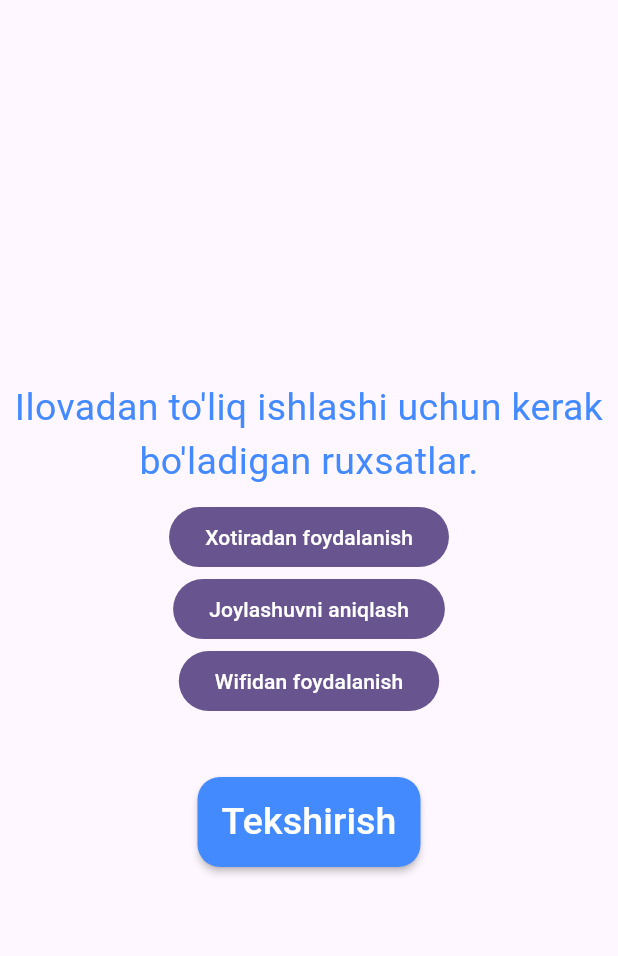
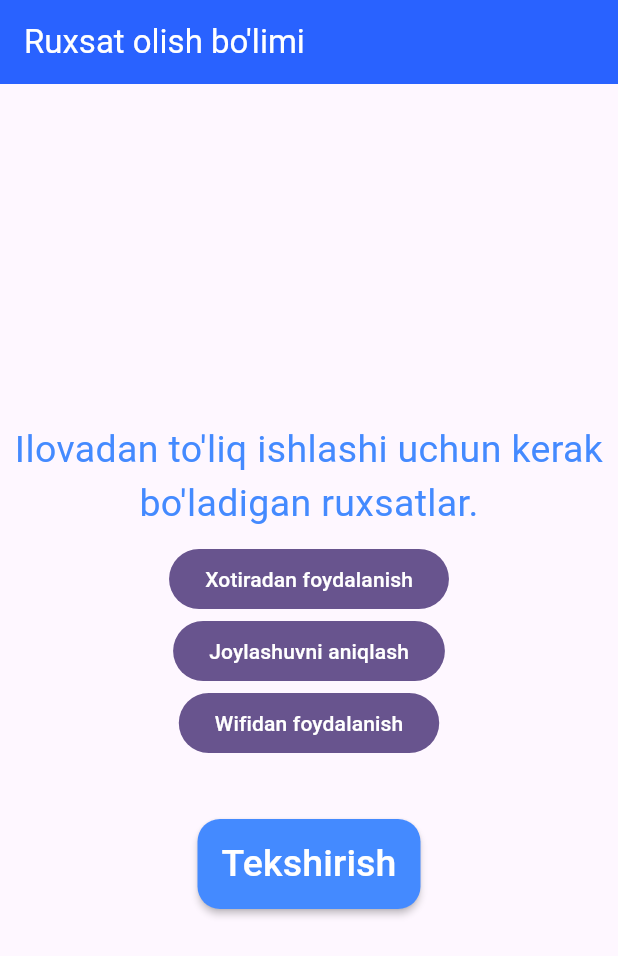
Before and after one commit to GR-Diyor/localshare, a Flutter app: the screen it shows after launch, on a phone screen of 412 x 824 dp. Shown: the top 956 px of the screen. Run offline on Flutter 3.47's test engine with Material 3 defaults, Android fonts, the phone set to English and light mode, and no system bars; our stand-ins replace flutter_custom_clippers; missing offline and left inert: flutter_p2p_connection.

```diff
--- /dev/null
+++ b/lib/core/config/color.dart
@@ -0,0 +1,11 @@
+import 'package:flutter/material.dart';
+
+class AppColor{
+  static Color primaryBackgroundColor = Colors.blueAccent.shade700;
+
+
+  //primary text color
+static Color primaryColor = Colors.white;
+ //secondary text color
+static Color secondaryColor = Colors.blueAccent;
+}
--- /dev/null
+++ b/lib/core/config/string.dart
@@ -0,0 +1,18 @@
+class AppString{
+  //appname
+  static String name = 'Local share';
+
+  // permission page
+  static String persmissionText = "Ruxsat olish bo'limi";
+  static String appUsePermissionText = "Ilovadan to'liq ishlashi uchun kerak bo'ladigan ruxsatlar.";
+  static String useMemory = "Xotiradan foydalanish";
+  static String findLocation = "Joylashuvni aniqlash";
+  static String useWifi = "Wifidan foydalanish";
+  static String checkPermissions = "Tekshirish";
+  static String ip = "ip:";
+
+
+  // home page
+static String recieve = "Recieve";
+static String send = "Send";
+}
--- a/lib/main.dart
+++ b/lib/main.dart
@@ -1,5 +1,7 @@
 import 'package:flutter/material.dart';
 import 'package:localshare/pages/permission_page.dart';
+
+import 'core/config/string.dart';
 
 void main() {
   runApp(const MyApp());
@@ -10,7 +12,7 @@ class MyApp extends StatelessWidget {
   @override
   Widget build(BuildContext context) {
     return MaterialApp(
-      title: 'Local share',
+      title: AppString.name,
       debugShowCheckedModeBanner: false,
       theme: ThemeData(
         colorScheme: ColorScheme.fromSeed(seedColor: Colors.deepPurple),
--- a/lib/pages/permission_page.dart
+++ b/lib/pages/permission_page.dart
@@ -1,6 +1,8 @@
 import 'package:flutter/material.dart';
 import 'package:flutter_p2p_connection/flutter_p2p_connection.dart';
+import 'package:localshare/core/config/color.dart';
 import 'package:localshare/pages/home_page.dart';
+import '../core/config/string.dart';
 
 class PermissionPage extends StatefulWidget {
   const PermissionPage({super.key});
@@ -26,15 +28,20 @@ class _PermissionPageState extends State<PermissionPage> {
   @override
   Widget build(BuildContext context) {
     return Scaffold(
+      appBar: AppBar(
+        backgroundColor: AppColor.primaryBackgroundColor,
+        title: Text(AppString.persmissionText,
+        style: TextStyle(color: AppColor.primaryColor),),
+      ),
       body: SizedBox(
         width: double.maxFinite,
         child: Column(
           mainAxisAlignment: MainAxisAlignment.center,
           crossAxisAlignment: CrossAxisAlignment.center,
           children: [
-            const Padding(
-              padding: EdgeInsets.all(8.0),
-              child: Text("Ilovadan to'liq ishlashi uchun kerak bo'ladigan ruxsatlar.",style: TextStyle(fontSize: 25,color: Colors.blueAccent),softWrap: true,textAlign: TextAlign.center,),
+             Padding(
+              padding:const EdgeInsets.all(8.0),
+              child: Text(AppString.appUsePermissionText,style: TextStyle(fontSize: 25,color: AppColor.secondaryColor),softWrap: true,textAlign: TextAlign.center,),
             ),
             FilledButton(
                 onPressed: () {
@@ -43,7 +50,7 @@ class _PermissionPageState extends State<PermissionPage> {
                   // check if storage permission is granted
                   FlutterP2pConnection().checkStoragePermission();
                 },
-                child: const Text("Xotiradan foydalanish")),
+                child:  Text(AppString.useMemory)),
             FilledButton(
                 onPressed: () async {
                   // enable location
@@ -55,9 +62,9 @@ class _PermissionPageState extends State<PermissionPage> {
                   // check if location permission is granted
                   FlutterP2pConnection().checkLocationPermission();
                   String? ip = await _flutterP2pConnectionPlugin.getIPAddress();
-                  snack("ip: $ip");
+                  snack("${AppString.ip} $ip");
                 },
-                child: const Text("Joylashuvni aniqlash")),
+                child:  Text(AppString.findLocation)),
             FilledButton(
                 onPressed: () {
                   // enable wifi
@@ -65,21 +72,21 @@ class _PermissionPageState extends State<PermissionPage> {
                   // check if wifi is enabled
                   FlutterP2pConnection().checkWifiEnabled();
                 },
-                child: const Text("Wifidan foydalanish")),
+                child:  Text(AppString.useWifi)),
 
             const SizedBox(height: 40,),
 
             MaterialButton(
               minWidth: 80,
               height: 60,
-              color: Colors.blueAccent,
+              color: AppColor.secondaryColor,
               shape: RoundedRectangleBorder(
                 borderRadius: BorderRadius.circular(15),
               ),
               onPressed: (){
                 Navigator.push(context, MaterialPageRoute(builder: (context)=>const HomePage()));
               },
-            child: const Text("Tekshirish",style: TextStyle(color: Colors.white,fontSize: 25),),
+            child:  Text(AppString.checkPermissions,style: TextStyle(color: AppColor.primaryColor,fontSize: 25),),
             )
           ],
         ),
--- a/pubspec.yaml
+++ b/pubspec.yaml
@@ -17,6 +17,7 @@ dependencies:
   cupertino_icons: ^1.0.2
   flutter_p2p_connection: ^2.0.1
   filesystem_picker: ^3.1.0
+  flutter_custom_clippers: ^2.1.0
 
 dev_dependencies:
   flutter_test:
```
Also changed, not shown: lib/pages/home_page.dart (+83 -139 lines), pubspec.lock.
